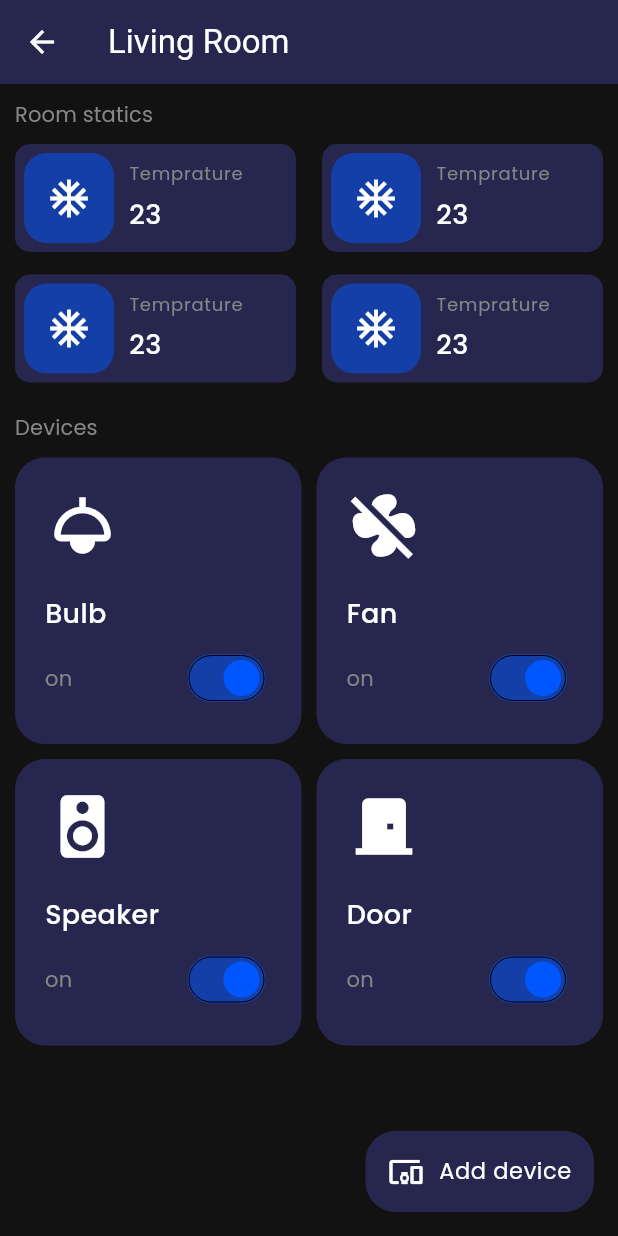
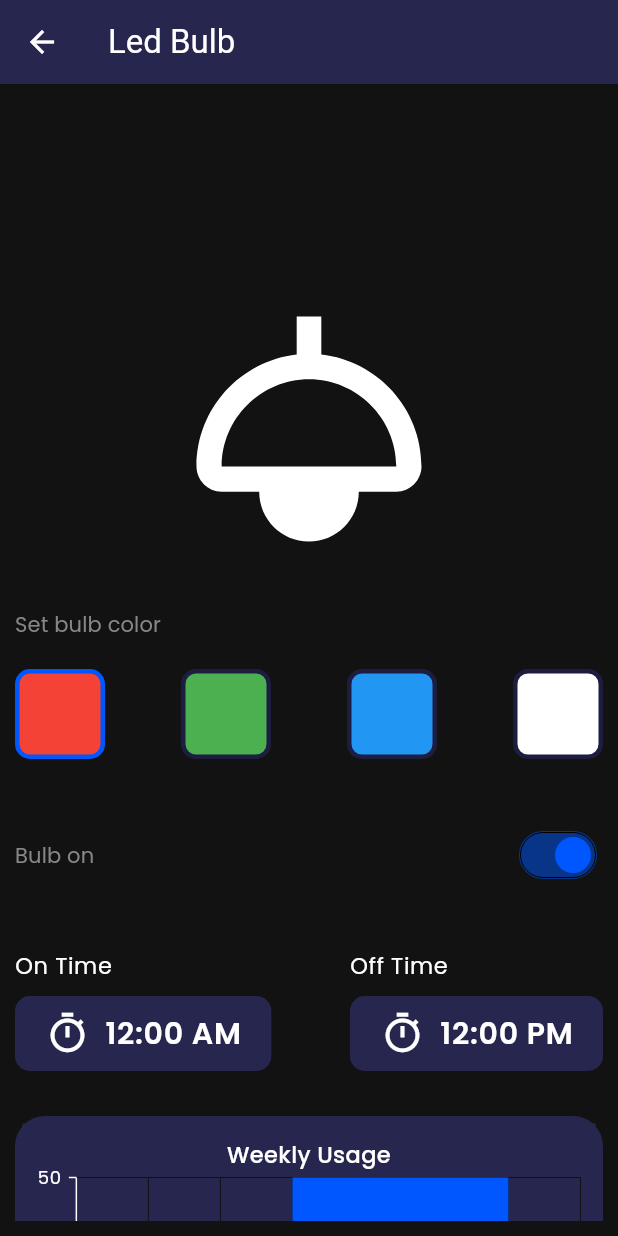
Before and after one commit to Nitishroy-7033/Home-Automation-With-Flutter, a Flutter app: the MobileRoomPage screen opened directly, after a tap on "Bulb", on a phone screen of 412 x 824 dp. Run offline on Flutter 3.47's test engine with Material 3 defaults, Android fonts, the phone set to English and light mode, and no system bars; our stand-ins replace flutter_svg, get, syncfusion_flutter_charts.

Commit message:
Statics added

```diff
--- /dev/null
+++ b/lib/Components/DeviceStatics/DeviceStatics.dart
@@ -0,0 +1,63 @@
+import 'package:flutter/material.dart';
+import 'package:syncfusion_flutter_charts/charts.dart';
+
+class DeviceStatics extends StatelessWidget {
+  const DeviceStatics({Key? key}) : super(key: key);
+
+  @override
+  Widget build(BuildContext context) {
+    var data = [
+      GraphData("Mon", 10),
+      GraphData("Tue", 5),
+      GraphData("Wed", 30),
+      GraphData("Thu", 40),
+      GraphData("Fri", 50),
+      GraphData("Sat", 40),
+      GraphData("Sun", 30),
+    ];
+    return Container(
+      height: 400,
+      decoration: BoxDecoration(
+        borderRadius: BorderRadius.circular(20),
+        color: Theme.of(context).colorScheme.primaryContainer,
+      ),
+      padding: EdgeInsets.all(5),
+      child: SfCartesianChart(
+        backgroundColor: Theme.of(context).colorScheme.primaryContainer,
+        primaryYAxis: NumericAxis(minimum: 0, maximum: 50, interval: 10),
+        primaryXAxis: CategoryAxis(
+          labelStyle:
+              TextStyle(color: Theme.of(context).colorScheme.onBackground),
+        ),
+        isTransposed: false,
+        title: ChartTitle(
+          text: "Weekly Usage",
+          textStyle: TextStyle(
+            color: Theme.of(context).colorScheme.onBackground,
+          ),
+        ),
+        series: <CartesianSeries<GraphData, String>>[
+          ColumnSeries<GraphData, String>(
+            dataSource: data,
+            xValueMapper: (GraphData sales, _) => sales.time,
+            yValueMapper: (GraphData sales, _) => sales.value,
+            dataLabelSettings: const DataLabelSettings(isVisible: false),
+            color: Theme.of(context).colorScheme.primary,
+            width: 3,
+          ),
+        ],
+        tooltipBehavior: TooltipBehavior(enable: true),
+      ),
+    );
+  }
+}
+
+class GraphData {
+  final String time;
+  final int value;
+
+  GraphData(
+    this.time,
+    this.value,
+  );
+}
--- /dev/null
+++ b/lib/Components/DeviceStatics/Models/BarData.dart
@@ -0,0 +1,3 @@
+class BarData{
+  final
+}
--- /dev/null
+++ b/lib/Components/DeviceStatics/Models/InidiviualBar.dart
@@ -0,0 +1,8 @@
+class IndivisualBar {
+  final int x;
+  final double y;
+  IndivisualBar({
+    required this.x,
+    required this.y,
+  });
+}
--- /dev/null
+++ b/lib/Components/LedBulb/LebBulb.dart
@@ -0,0 +1,119 @@
+import 'package:flutter/material.dart';
+import 'package:get/get.dart';
+import 'package:smart_home/Components/DeviceStatics/DeviceStatics.dart';
+import 'package:smart_home/Components/Timer/TimerTile.dart';
+
+class LedBulb extends StatelessWidget {
+  const LedBulb({super.key});
+
+  @override
+  Widget build(BuildContext context) {
+    RxBool isOn = true.obs;
+
+    List colors = [
+      Colors.red,
+      Colors.green,
+      Colors.blue,
+      Colors.white,
+    ];
+    RxString onTime = "12:00 AM".obs;
+    RxString offTime = "12:00 PM".obs;
+    RxInt selectedColor = 0.obs;
+    return Scaffold(
+      appBar: AppBar(
+        title: Text('Led Bulb'),
+      ),
+      body: Padding(
+        padding: EdgeInsets.all(10),
+        child: SingleChildScrollView(
+          child: Column(
+            children: [
+              const SizedBox(height: 120),
+              const Row(
+                mainAxisAlignment: MainAxisAlignment.center,
+                children: [
+                  Icon(
+                    Icons.light,
+                    size: 200,
+                  ),
+                ],
+              ),
+              const SizedBox(height: 20),
+              Row(
+                children: [
+                  Text(
+                    "Set bulb color",
+                    style: Theme.of(context).textTheme.labelLarge,
+                  ),
+                ],
+              ),
+              const SizedBox(height: 20),
+              Obx(
+                () => Row(
+                  mainAxisAlignment: MainAxisAlignment.spaceBetween,
+                  children: colors
+                      .map(
+                        (e) => InkWell(
+                          onTap: () {
+                            selectedColor.value = colors.indexOf(e);
+                            print(e);
+                          },
+                          child: Container(
+                            width: 60,
+                            height: 60,
+                            decoration: BoxDecoration(
+                              color: e,
+                              borderRadius: BorderRadius.circular(10),
+                              border: Border.all(
+                                color: selectedColor.value == colors.indexOf(e)
+                                    ? Theme.of(context).colorScheme.primary
+                                    : Theme.of(context).colorScheme.background,
+                                width: 3,
+                              ),
+                            ),
+                          ),
+                        ),
+                      )
+                      .toList(),
+                ),
+              ),
+              const SizedBox(height: 40),
+              Row(
+                mainAxisAlignment: MainAxisAlignment.spaceBetween,
+                children: [
+                  Obx(
+                    () => Text(isOn.value ? "Bulb on" : "Bulb off",
+                        style: Theme.of(context).textTheme.labelLarge),
+                  ),
+                  Obx(
+                    () => Switch(
+                      activeColor: Theme.of(context).colorScheme.primary,
+                      inactiveThumbColor: Theme.of(context).colorScheme.primary,
+                      inactiveTrackColor:
+                          Theme.of(context).colorScheme.background,
+                      trackOutlineWidth: MaterialStatePropertyAll(0),
+                      trackOutlineColor: MaterialStatePropertyAll(
+                        Theme.of(context).colorScheme.onSecondary,
+                      ),
+                      value: isOn.value,
+                      onChanged: (value) {
+                        isOn.value = value;
+                      },
+                    ),
+                  ),
+                ],
+              ),
+              SizedBox(height: 40),
+              TimerTile(
+                onTime: onTime,
+                offTime: offTime,
+              ),
+              SizedBox(height: 30),
+              DeviceStatics(),
+            ],
+          ),
+        ),
+      ),
+    );
+  }
+}
--- /dev/null
+++ b/lib/Components/Timer/TimerTile.dart
@@ -0,0 +1,106 @@
+import 'package:flutter/material.dart';
+import 'package:get/get.dart';
+
+class TimerTile extends StatelessWidget {
+  final RxString onTime;
+  final RxString offTime;
+
+  const TimerTile({
+    super.key,
+    required this.onTime,
+    required this.offTime,
+  });
+
+  @override
+  Widget build(BuildContext context) {
+    return Row(
+      mainAxisAlignment: MainAxisAlignment.spaceBetween,
+      children: [
+        Column(
+          crossAxisAlignment: CrossAxisAlignment.start,
+          children: [
+            Text(
+              "On Time",
+              style: Theme.of(context).textTheme.bodySmall,
+            ),
+            SizedBox(height: 10),
+            InkWell(
+              onTap: () async {
+                var time = await showTimePicker(
+                  context: context,
+                  initialTime: TimeOfDay.now(),
+                );
+                if (time != null) {
+                  onTime.value = time.format(context);
+                  print(onTime.value);
+                }
+              },
+              child: Container(
+                decoration: BoxDecoration(
+                  borderRadius: BorderRadius.circular(10),
+                  color: Theme.of(context).colorScheme.primaryContainer,
+                ),
+                padding: EdgeInsets.symmetric(horizontal: 20, vertical: 10),
+                child: Row(
+                  children: [
+                    const Icon(
+                      Icons.timer_sharp,
+                      size: 30,
+                    ),
+                    SizedBox(width: 10),
+                    Obx(
+                      () => Text(onTime.value,
+                          style: Theme.of(context).textTheme.bodyLarge),
+                    )
+                  ],
+                ),
+              ),
+            )
+          ],
+        ),
+        Column(
+          crossAxisAlignment: CrossAxisAlignment.start,
+          children: [
+            Text(
+              "Off Time",
+              style: Theme.of(context).textTheme.bodySmall,
+            ),
+            SizedBox(height: 10),
+            InkWell(
+              onTap: () async {
+                var time = await showTimePicker(
+                  context: context,
+                  initialTime: TimeOfDay.now(),
+                );
+                if (time != null) {
+                  offTime.value = time.format(context);
+                  print(offTime.value);
+                }
+              },
+              child: Container(
+                decoration: BoxDecoration(
+                  borderRadius: BorderRadius.circular(10),
+                  color: Theme.of(context).colorScheme.primaryContainer,
+                ),
+                padding: EdgeInsets.symmetric(horizontal: 20, vertical: 10),
+                child: Row(
+                  children: [
+                    Icon(
+                      Icons.timer_sharp,
+                      size: 30,
+                    ),
+                    SizedBox(width: 10),
+                    Obx(
+                      () => Text(offTime.value,
+                          style: Theme.of(context).textTheme.bodyLarge),
+                    )
+                  ],
+                ),
+              ),
+            )
+          ],
+        ),
+      ],
+    );
+  }
+}
--- a/lib/Pages/Mobile/Rooms/RoomPage.dart
+++ b/lib/Pages/Mobile/Rooms/RoomPage.dart
@@ -1,6 +1,7 @@
 import 'package:flutter/material.dart';
 import 'package:get/get.dart';
 import 'package:smart_home/Components/BottomButton.dart';
+import 'package:smart_home/Components/LedBulb/LebBulb.dart';
 import 'package:smart_home/Pages/Mobile/Rooms/Widgets/DeviceCard.dart';
 import 'package:smart_home/Pages/Mobile/Rooms/Widgets/RoomStaticsCard.dart';
 
@@ -86,7 +87,9 @@ class MobileRoomPage extends StatelessWidget {
                 DeviceCard(
                   deviceName: "Bulb",
                   icon: Icons.light,
-                  onTap: () {},
+                  onTap: () {
+                    Get.to(LedBulb());
+                  },
                   isOn: isOn,
                 ),
                 DeviceCard(
--- a/pubspec.yaml
+++ b/pubspec.yaml
@@ -37,6 +37,7 @@ dependencies:
   cupertino_icons: ^1.0.2
   flutter_svg: ^2.0.9
   get: ^4.6.6
+  syncfusion_flutter_charts: ^24.2.8
 
 dev_dependencies:
   flutter_test:
```
Also changed, not shown: pubspec.lock.
